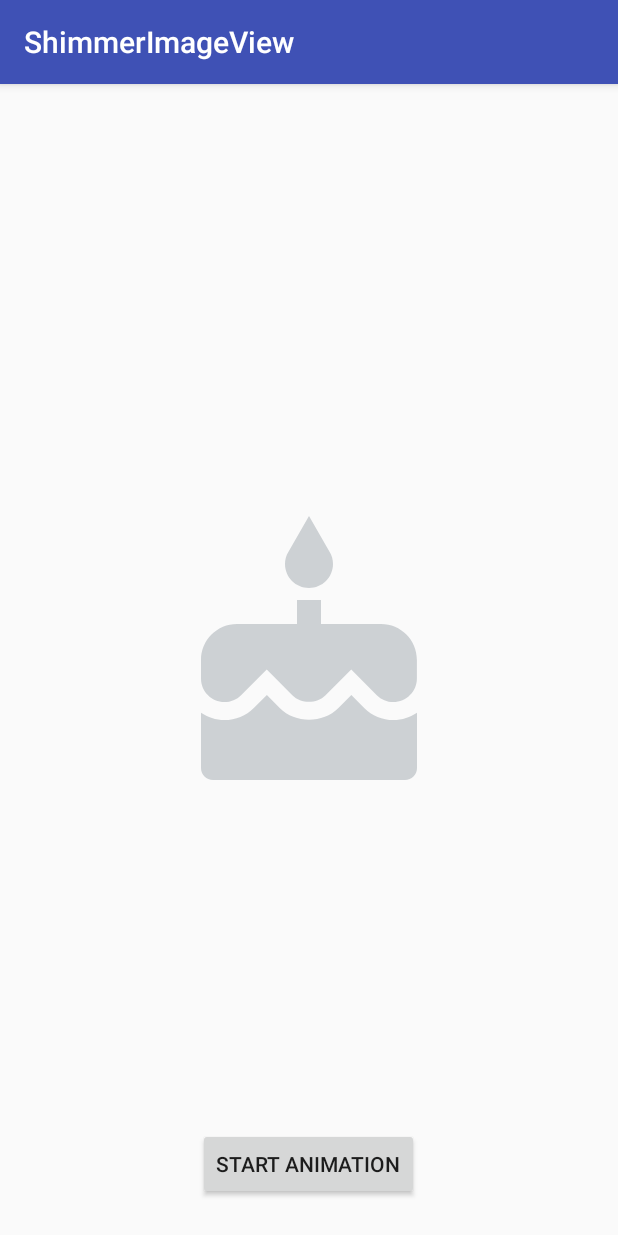
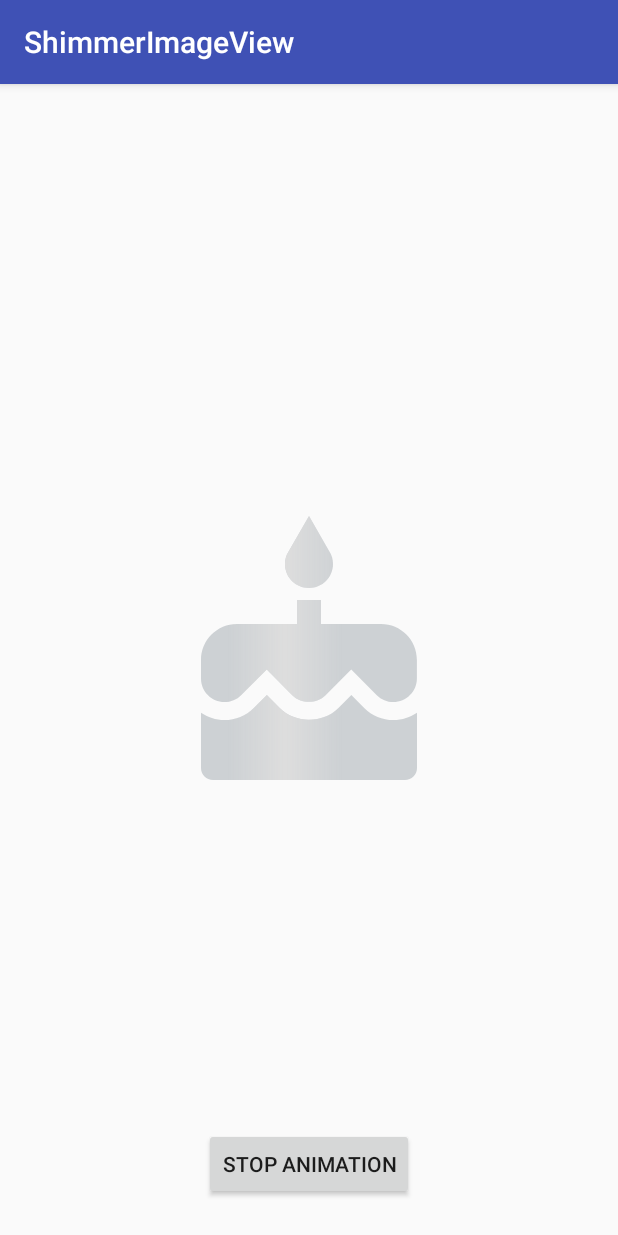
Before and after one commit to wenhuiyao/ShimmerImageView, an Android app: the screen it shows after launch (MainActivity), after a tap on "START ANIMATION", on a phone screen of 412 x 824 dp. Run offline under Robolectric (Android 15) with nearby library versions, the phone set to English and light mode, and no system bars; our stand-ins replace Shimmer.

Commit message:
Update example

```diff
--- a/example/build.gradle
+++ b/example/build.gradle
@@ -11,6 +11,7 @@ android {
         targetSdkVersion versions.target_sdk
         versionCode 1
         versionName "1.0"
+        vectorDrawables.useSupportLibrary = true
         testInstrumentationRunner "androidx.test.runner.AndroidJUnitRunner"
     }
     buildTypes {
--- a/example/src/main/AndroidManifest.xml
+++ b/example/src/main/AndroidManifest.xml
@@ -1,5 +1,6 @@
 <?xml version="1.0" encoding="utf-8"?>
 <manifest xmlns:android="http://schemas.android.com/apk/res/android"
+    xmlns:tools="http://schemas.android.com/tools"
     package="com.wenhui.shimmerimageview">
 
     <application
@@ -8,7 +9,8 @@
         android:label="@string/app_name"
         android:roundIcon="@mipmap/ic_launcher_round"
         android:supportsRtl="true"
-        android:theme="@style/AppTheme">
+        android:theme="@style/AppTheme"
+        tools:ignore="GoogleAppIndexingWarning">
         <activity android:name=".MainActivity">
             <intent-filter>
                 <action android:name="android.intent.action.MAIN"/>
--- a/example/src/main/java/com/wenhui/shimmerimageview/MainActivity.kt
+++ b/example/src/main/java/com/wenhui/shimmerimageview/MainActivity.kt
@@ -1,8 +1,6 @@
 package com.wenhui.shimmerimageview
 
-import android.graphics.Color
 import android.os.Bundle
-import androidx.core.graphics.drawable.DrawableCompat
 import androidx.appcompat.app.AppCompatActivity
 import kotlinx.android.synthetic.main.activity_main.*
 
@@ -12,14 +10,16 @@ class MainActivity : AppCompatActivity() {
         super.onCreate(savedInstanceState)
         setContentView(R.layout.activity_main)
 
-        with(shimmerImageView){
-            setImageResource(R.drawable.ic_cake_black)
-            DrawableCompat.setTint(drawable, Color.parseColor("#CDD1D4"))
-            maskSpecs = MaskSpecs(animationDuration = 1200L)
-        }
+        shimmerImageView.maskSpecs = MaskSpecs(animationDuration = 1000L)
 
-        startAnimation.setOnClickListener {
-            shimmerImageView.startAnimation()
+        startAnimationButton.setOnClickListener {
+            if (shimmerImageView.isAnimationRunning()) {
+                startAnimationButton.text = "Start Animation"
+                shimmerImageView.stopAnimation()
+            } else {
+                startAnimationButton.text = "Stop Animation"
+                shimmerImageView.startAnimation()
+            }
         }
     }
 }
--- a/example/src/main/res/drawable/ic_cake_black.xml
+++ b/example/src/main/res/drawable/ic_cake_black.xml
@@ -5,8 +5,7 @@
     android:viewportWidth="24"
     android:viewportHeight="24">
 
-    <path
-        android:pathData="M0 0h24v24H0z" />
+    <path android:pathData="M0 0h24v24H0z" />
     <path
         android:fillColor="#000000"
         android:pathData="M12 6c1.11 0 2-.9 2-2 0-.38-.1-.73-.29-1.03L12 0l-1.71 2.97c-.19 .3 -.29 .65
--- a/example/src/main/res/layout/activity_main.xml
+++ b/example/src/main/res/layout/activity_main.xml
@@ -1,18 +1,20 @@
 <?xml version="1.0" encoding="utf-8"?>
-<FrameLayout
-    xmlns:android="http://schemas.android.com/apk/res/android"
+<FrameLayout xmlns:android="http://schemas.android.com/apk/res/android"
     android:layout_width="match_parent"
-    android:layout_height="match_parent">
+    android:layout_height="match_parent"
+    xmlns:app="http://schemas.android.com/apk/res-auto">
 
     <com.wenhui.shimmerimageview.ShimmerImageView
         android:id="@+id/shimmerImageView"
         android:layout_width="192dp"
         android:layout_height="192dp"
         android:layout_gravity="center"
+        app:srcCompat="@drawable/ic_cake_black"
+        app:tint="#CDD1D4"
         />
 
     <Button
-        android:id="@+id/startAnimation"
+        android:id="@+id/startAnimationButton"
         android:layout_width="wrap_content"
         android:layout_height="wrap_content"
         android:text="Start Animation"
--- a/shimmer-imageview/src/main/java/com/wenhui/shimmerimageview/ShimmerImageView.kt
+++ b/shimmer-imageview/src/main/java/com/wenhui/shimmerimageview/ShimmerImageView.kt
@@ -5,11 +5,11 @@ import android.content.Context
 import android.graphics.*
 import android.graphics.Color.BLACK
 import android.graphics.Color.TRANSPARENT
-import androidx.core.view.ViewCompat
 import android.util.AttributeSet
 import android.view.ViewTreeObserver
 import android.view.animation.DecelerateInterpolator
 import androidx.appcompat.widget.AppCompatImageView
+import androidx.core.view.ViewCompat
 import kotlin.properties.Delegates
 
 /**
@@ -32,8 +32,7 @@ class ShimmerImageView @JvmOverloads constructor(context: Context, attrs: Attrib
 
     private var maskBitmap: Bitmap? = null
     private var maskRenderCanvas: Canvas? = null
-    private var renderMaskBitmap by Delegates.observable<Bitmap?>(null) {
-        _, _, newValue ->
+    private var renderMaskBitmap by Delegates.observable<Bitmap?>(null) { _, _, newValue ->
         maskRenderCanvas = newValue?.let { Canvas().apply { setBitmap(newValue) } }
     }
 
@@ -94,6 +93,7 @@ class ShimmerImageView @JvmOverloads constructor(context: Context, attrs: Attrib
     fun stopAnimation() {
         animation?.cancel()
         animation = null
+        invalidate()
     }
 
     fun isAnimationRunning() = animation != null
@@ -135,17 +135,17 @@ class ShimmerImageView @JvmOverloads constructor(context: Context, attrs: Attrib
         }
     }
 
-    private fun tryObtainRenderMaskBitmap() = renderMaskBitmap ?: createBitmap(width, height)?.apply { renderMaskBitmap = this }
+    private fun tryObtainRenderMaskBitmap() = renderMaskBitmap
+            ?: createBitmap(width, height)?.apply { renderMaskBitmap = this }
 
     private fun drawMaskToBitmap() {
-        getMaskBitmap()?.let {
-            maskRenderCanvas?.run {
-                save()
-                clipRect(maskOffsetX, 0f, maskOffsetX + it.width, it.height.toFloat())
-                super.draw(this)
-                drawBitmap(it, maskOffsetX, 0f, paint)
-                restore()
-            }
+        val bitmap = getMaskBitmap() ?: return
+        maskRenderCanvas?.run {
+            save()
+            clipRect(maskOffsetX, 0f, maskOffsetX + bitmap.width, bitmap.height.toFloat())
+            super.draw(this)
+            drawBitmap(bitmap, maskOffsetX, 0f, paint)
+            restore()
         }
     }
 
@@ -169,7 +169,7 @@ class ShimmerImageView @JvmOverloads constructor(context: Context, attrs: Attrib
     private fun createBitmap(width: Int, height: Int): Bitmap? {
         try {
             return Bitmap.createBitmap(width, height, Bitmap.Config.ARGB_8888)
-        } catch(ome: OutOfMemoryError) {
+        } catch (ome: OutOfMemoryError) {
             return null
         }
     }
```
Also changed, not shown: example/src/main/java/com/wenhui/shimmerimageview/MainJavaActivity.java (deleted, +0 -34 lines).
